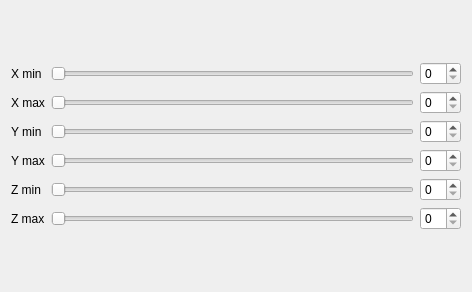
This is vv/qt_ui/vvToolCropImage.ui in open-vv/vv as Qt 5 draws it before an edit. The edited form follows.
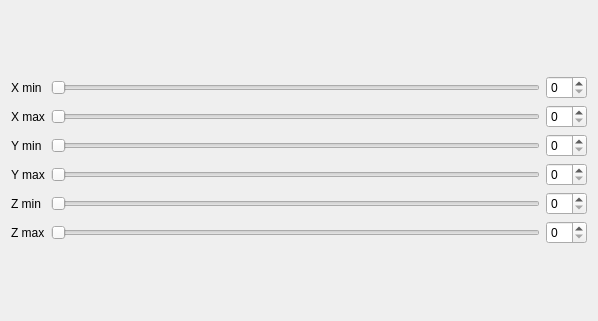
This is the edited form.

Commit message: crop tool

```diff
--- a/vv/qt_ui/vvToolCropImage.ui
+++ b/vv/qt_ui/vvToolCropImage.ui
@@ -6,15 +6,15 @@
    <rect>
     <x>0</x>
     <y>0</y>
-    <width>472</width>
-    <height>292</height>
+    <width>598</width>
+    <height>321</height>
    </rect>
   </property>
   <property name="windowTitle">
    <string>Form</string>
   </property>
-  <layout class="QGridLayout" name="gridLayout_2">
-   <item row="0" column="0">
+  <layout class="QVBoxLayout" name="verticalLayout_2">
+   <item>
     <layout class="QGridLayout" name="gridLayout">
      <item row="0" column="0">
       <widget class="QLabel" name="label">
```
Left out of the diff: 156 changed lines with no effect on the pictures.
